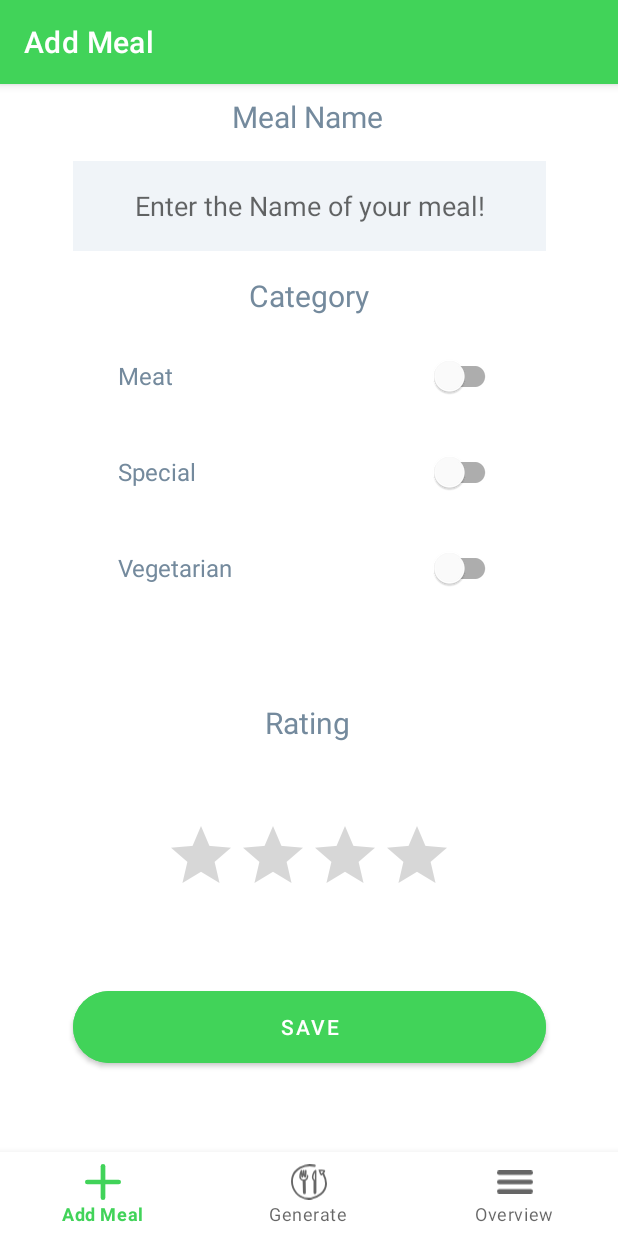
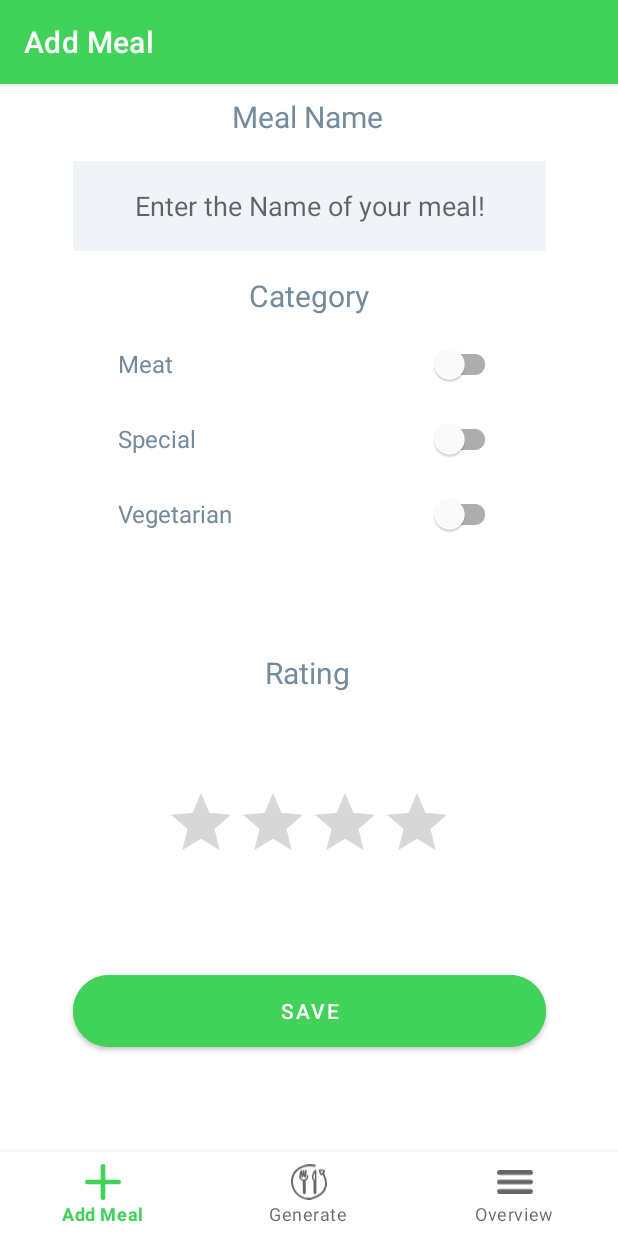
Before and after one commit to sw21-tug/Team_13, an Android app: the AddMealFragment screen opened through its navigation route, on a phone screen of 412 x 824 dp. Run offline under Robolectric (Android 15) with nearby library versions, the phone set to English and light mode, and no system bars; our stand-ins replace Room's generated code, navigation-ui.

Commit message:
DMM-015 fixing bugs and resizing addmeal [KN,PM]

```diff
--- a/app/src/main/res/layout/fragment_addmeal.xml
+++ b/app/src/main/res/layout/fragment_addmeal.xml
@@ -55,7 +55,7 @@
         android:id="@+id/check_meat"
         android:layout_width="255dp"
         android:layout_height="wrap_content"
-        android:layout_marginTop="16dp"
+        android:layout_marginTop="8dp"
         android:text="@string/meat"
         android:textColor="#748A9D"
         android:textSize="16sp"
@@ -67,7 +67,7 @@
         android:id="@+id/check_veggie"
         android:layout_width="255dp"
         android:layout_height="wrap_content"
-        android:layout_marginTop="16dp"
+        android:layout_marginTop="2dp"
         android:text="@string/vegetarian"
         android:textColor="#748A9D"
         android:textSize="16sp"
@@ -79,7 +79,7 @@
         android:id="@+id/check_special"
         android:layout_width="255dp"
         android:layout_height="wrap_content"
-        android:layout_marginTop="16dp"
+        android:layout_marginTop="2dp"
         android:text="@string/special"
         android:textColor="#748A9D"
         android:textSize="16sp"
@@ -117,7 +117,7 @@
         android:id="@+id/textView4"
         android:layout_width="wrap_content"
         android:layout_height="wrap_content"
-        android:layout_marginTop="16dp"
+        android:layout_marginTop="8dp"
         android:text="@string/meal_rating"
         android:textColor="#748A9D"
         android:textSize="20sp"
```
